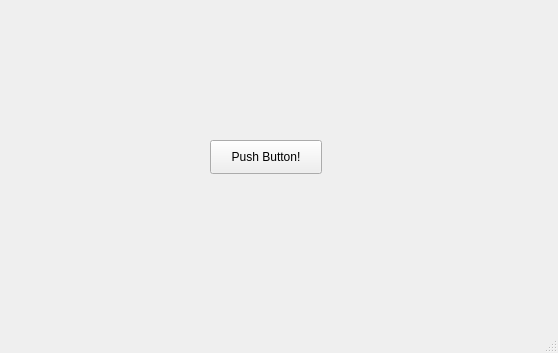
Before: the Qt Designer form onebuttongui.ui in FrostadResearchGroup/PendantDropTensiometer, drawn with Qt 5.
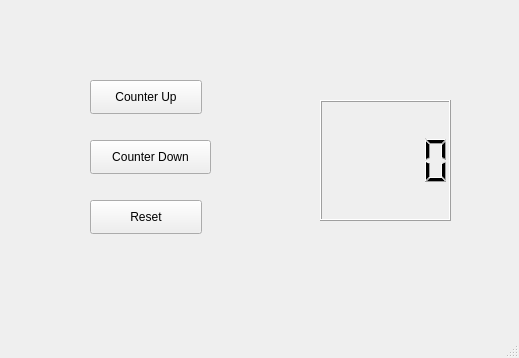
After: the same form once the commit is applied.

The edit to the form file:
```diff
--- a/onebuttongui.ui
+++ b/onebuttongui.ui
@@ -6,8 +6,8 @@
    <rect>
     <x>0</x>
     <y>0</y>
-    <width>558</width>
-    <height>353</height>
+    <width>519</width>
+    <height>358</height>
    </rect>
   </property>
   <property name="windowTitle">
@@ -17,27 +17,50 @@
    <widget class="QPushButton" name="pushButton">
     <property name="geometry">
      <rect>
-      <x>210</x>
-      <y>140</y>
-      <width>112</width>
-      <height>34</height>
-     </rect>
-    </property>
-    <property name="text">
-     <string>Push Button!</string>
-    </property>
-   </widget>
-   <widget class="QLabel" name="label">
-    <property name="geometry">
-     <rect>
-      <x>230</x>
+      <x>90</x>
       <y>80</y>
-      <width>70</width>
-      <height>21</height>
+      <width>112</width>
+      <height>34</height>
      </rect>
     </property>
     <property name="text">
-     <string/>
+     <string>Counter Up</string>
+    </property>
+   </widget>
+   <widget class="QPushButton" name="counterDownButton">
+    <property name="geometry">
+     <rect>
+      <x>90</x>
+      <y>140</y>
+      <width>121</width>
+      <height>34</height>
+     </rect>
+    </property>
+    <property name="text">
+     <string>Counter Down</string>
+    </property>
+   </widget>
+   <widget class="QPushButton" name="resetButton">
+    <property name="geometry">
+     <rect>
+      <x>90</x>
+      <y>200</y>
+      <width>112</width>
+      <height>34</height>
+     </rect>
+    </property>
+    <property name="text">
+     <string>Reset</string>
+    </property>
+   </widget>
+   <widget class="QLCDNumber" name="lcdNumber">
+    <property name="geometry">
+     <rect>
+      <x>320</x>
+      <y>100</y>
+      <width>131</width>
+      <height>121</height>
+     </rect>
     </property>
    </widget>
   </widget>
```
Left out of the diff: 6 changed lines with no effect on the pictures.
